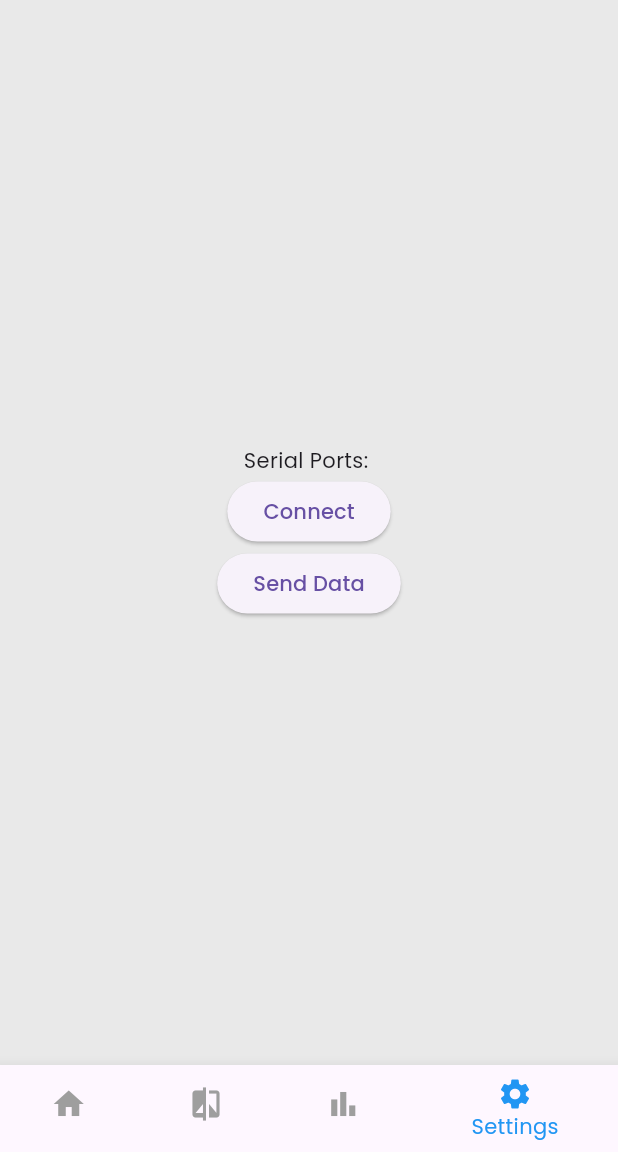
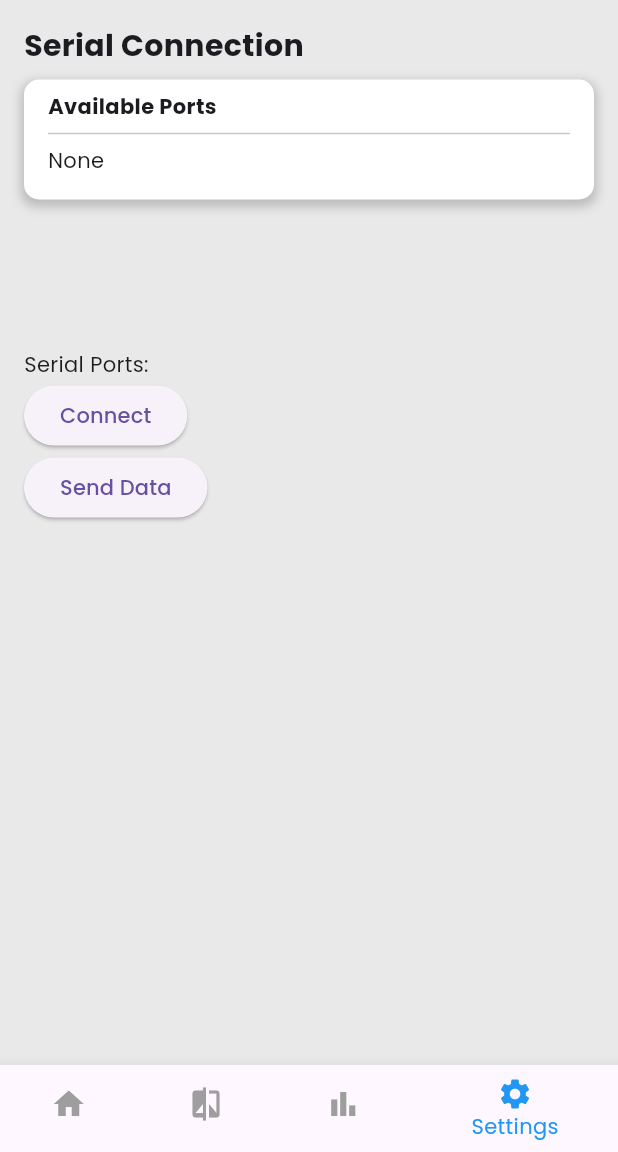
Before and after one commit to callahamZ/mySpectrum, a Flutter app: the screen it shows after launch, item 4 of the bottom bar chosen, on a phone screen of 412 x 824 dp, the part 84-1236 px from its top. Run offline on Flutter 3.47's test engine with Material 3 defaults, Android fonts, the phone set to English and light mode, and no system bars; our stand-ins replace firebase_core, firebase_database, fl_chart; missing offline and left inert: usb_serial; accounts and stored records are empty.

Commit message:
setting page decor

```diff
--- a/lib/pages/home_page.dart
+++ b/lib/pages/home_page.dart
@@ -77,7 +77,6 @@ class HomePageContent extends StatelessWidget {
                   color: Colors.green,
                   borderRadius: BorderRadius.circular(10.0),
                   boxShadow: [
-                    // Added boxShadow
                     BoxShadow(
                       color: Color.fromARGB(50, 0, 0, 0),
                       spreadRadius: 2,
@@ -108,7 +107,6 @@ class HomePageContent extends StatelessWidget {
                   color: Colors.white,
                   borderRadius: BorderRadius.circular(10.0),
                   boxShadow: [
-                    // Added boxShadow
                     BoxShadow(
                       color: const Color.fromARGB(50, 0, 0, 0),
                       spreadRadius: 2,
@@ -206,7 +204,6 @@ class HomePageContent extends StatelessWidget {
                         color: Colors.white,
                         borderRadius: BorderRadius.circular(10.0),
                         boxShadow: [
-                          // Added boxShadow
                           BoxShadow(
                             color: const Color.fromARGB(50, 0, 0, 0),
                             spreadRadius: 2,
@@ -251,7 +248,6 @@ class HomePageContent extends StatelessWidget {
                         color: Colors.white,
                         borderRadius: BorderRadius.circular(10.0),
                         boxShadow: [
-                          // Added boxShadow
                           BoxShadow(
                             color: const Color.fromARGB(50, 0, 0, 0),
                             spreadRadius: 2,
--- a/lib/pages/settings.dart
+++ b/lib/pages/settings.dart
@@ -16,15 +16,21 @@ class _SettingsPageState extends State<SettingsPage> {
   @override
   void initState() {
     super.initState();
+    _refreshSerialPortList();
+  }
+
+  Future<void> _refreshSerialPortList() async {
+    setState(() {
       _serialPortListFuture = UsbSerial.listDevices();
+    });
   }
 
   Future<void> _connectToSerial() async {
     List<UsbDevice> devices = await UsbSerial.listDevices();
     if (devices.isEmpty) {
-      ScaffoldMessenger.of(context).showSnackBar(
-        const SnackBar(content: Text('No USB devices found.')),
-      );
+      ScaffoldMessenger.of(
+        context,
+      ).showSnackBar(const SnackBar(content: Text('No USB devices found.')));
       return;
     }
 
@@ -42,8 +48,12 @@ class _SettingsPageState extends State<SettingsPage> {
       await _serialPort!.setDTR(true);
       await _serialPort!.setRTS(true);
 
-      _serialPort!.setPortParameters(115200, UsbPort.DATABITS_8,
-          UsbPort.STOPBITS_1, UsbPort.PARITY_NONE);
+      _serialPort!.setPortParameters(
+        115200,
+        UsbPort.DATABITS_8,
+        UsbPort.STOPBITS_1,
+        UsbPort.PARITY_NONE,
+      );
 
       // Listen for incoming data (optional)
       _serialPort!.inputStream?.listen((Uint8List event) {
@@ -51,44 +61,104 @@ class _SettingsPageState extends State<SettingsPage> {
         // Handle incoming data here
       });
 
-      ScaffoldMessenger.of(context).showSnackBar(
-        const SnackBar(content: Text('Serial port connected.')),
-      );
-
+      ScaffoldMessenger.of(
+        context,
+      ).showSnackBar(const SnackBar(content: Text('Serial port connected.')));
     } catch (e) {
-      ScaffoldMessenger.of(context).showSnackBar(
-        SnackBar(content: Text('Error connecting: $e')),
-      );
+      ScaffoldMessenger.of(
+        context,
+      ).showSnackBar(SnackBar(content: Text('Error connecting: $e')));
     }
   }
 
-  Future<void> _sendData(Uint8List data) async{
-    if(_serialPort == null){
-      ScaffoldMessenger.of(context).showSnackBar(
-        const SnackBar(content: Text('Serial port is not open.')),
-      );
+  Future<void> _sendData(Uint8List data) async {
+    if (_serialPort == null) {
+      ScaffoldMessenger.of(
+        context,
+      ).showSnackBar(const SnackBar(content: Text('Serial port is not open.')));
       return;
     }
-    try{
+    try {
       await _serialPort!.write(data);
-      ScaffoldMessenger.of(context).showSnackBar(
-        const SnackBar(content: Text('Data sent.')),
-      );
-
-    } catch (e){
-      ScaffoldMessenger.of(context).showSnackBar(
-        SnackBar(content: Text('Error sending data: $e')),
-      );
+      ScaffoldMessenger.of(
+        context,
+      ).showSnackBar(const SnackBar(content: Text('Data sent.')));
+    } catch (e) {
+      ScaffoldMessenger.of(
+        context,
+      ).showSnackBar(SnackBar(content: Text('Error sending data: $e')));
     }
-
   }
 
   @override
   Widget build(BuildContext context) {
-    return Center(
+    return RefreshIndicator(
+      onRefresh: _refreshSerialPortList,
+      child: SingleChildScrollView(
+        padding: EdgeInsets.all(16),
         child: Column(
-        mainAxisAlignment: MainAxisAlignment.center,
+          crossAxisAlignment: CrossAxisAlignment.start,
           children: [
+            Text(
+              "Serial Connection",
+              style: TextStyle(fontWeight: FontWeight.bold, fontSize: 20),
+            ),
+            Container(
+              margin: EdgeInsets.only(top: 8),
+              padding: EdgeInsets.only(top: 8, bottom: 16, left: 16, right: 16),
+              width: double.infinity,
+              decoration: BoxDecoration(
+                color: Colors.white,
+                borderRadius: BorderRadius.circular(10.0),
+                boxShadow: [
+                  BoxShadow(
+                    color: Color.fromARGB(50, 0, 0, 0),
+                    spreadRadius: 2,
+                    blurRadius: 5,
+                    offset: const Offset(0, 3),
+                  ),
+                ],
+              ),
+              child: Column(
+                crossAxisAlignment: CrossAxisAlignment.start,
+                children: [
+                  Text(
+                    "Available Ports",
+                    style: TextStyle(fontWeight: FontWeight.bold),
+                  ),
+                  Divider(),
+                  FutureBuilder<List<UsbDevice>>(
+                    future: _serialPortListFuture,
+                    builder: (context, snapshot) {
+                      if (snapshot.connectionState == ConnectionState.waiting) {
+                        return Text("Loading...");
+                      } else if (snapshot.hasError) {
+                        return Text('Error: ${snapshot.error}');
+                      } else if (snapshot.hasData &&
+                          snapshot.data!.isNotEmpty) {
+                        final serialPortList = snapshot.data!;
+                        return Column(
+                          crossAxisAlignment: CrossAxisAlignment.start,
+                          children: [
+                            Text(
+                              serialPortList[0].productName ?? 'Unknown Device',
+                            ),
+                            Text(
+                              "--> ${serialPortList[0].deviceName}" ??
+                                  'Unknown Port',
+                            ),
+                          ],
+                        );
+                      } else {
+                        return Text("None");
+                      }
+                    },
+                  ),
+                ],
+              ),
+            ),
+
+            SizedBox(height: 100),
             FutureBuilder<List<UsbDevice>>(
               future: _serialPortListFuture,
               builder: (context, snapshot) {
@@ -99,7 +169,8 @@ class _SettingsPageState extends State<SettingsPage> {
                 } else if (snapshot.hasData) {
                   final serialPortList = snapshot.data!;
                   return Text(
-                    'Serial Ports: ${serialPortList.map((device) => device.productName).join(', ')}');
+                    'Serial Ports: ${serialPortList.map((device) => device.productName).join(', ')}',
+                  );
                 } else {
                   return const Text('No serial ports found.');
                 }
@@ -109,8 +180,14 @@ class _SettingsPageState extends State<SettingsPage> {
               onPressed: _connectToSerial,
               child: const Text('Connect'),
             ),
-          ElevatedButton(onPressed: (){_sendData(Uint8List.fromList([0x10, 0x00]));}, child: const Text("Send Data")),
+            ElevatedButton(
+              onPressed: () {
+                _sendData(Uint8List.fromList([0x10, 0x00]));
+              },
+              child: const Text("Send Data"),
+            ),
           ],
+        ),
       ),
     );
   }
```
Lines whose indentation alone changed are shown as unchanged.
